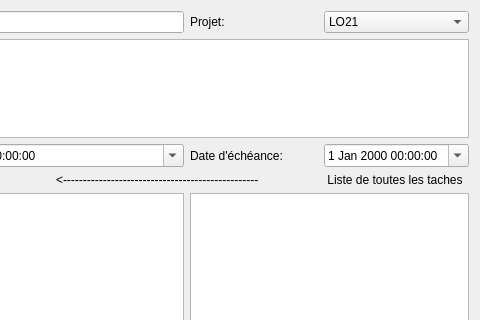
The window that Project_Calendar/GUI/ajoutertachecomposite.ui (Stardust1002/Project_Calendar) describes before a commit, drawn with Qt 5; both pictures show x 223 to 703 and y 0 to 320 of the 703 by 550 pixel window.
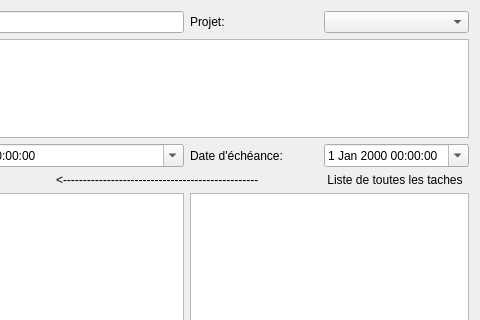
The same window after the commit.

What changed in the file:
```diff
--- a/Project_Calendar/GUI/ajoutertachecomposite.ui
+++ b/Project_Calendar/GUI/ajoutertachecomposite.ui
@@ -86,13 +86,7 @@
     </widget>
    </item>
    <item row="0" column="4">
-    <widget class="QComboBox" name="projet">
-     <item>
-      <property name="text">
-       <string>LO21</string>
-      </property>
-     </item>
-    </widget>
+    <widget class="QComboBox" name="projet"/>
    </item>
    <item row="0" column="1" colspan="2">
     <widget class="QLineEdit" name="identificateur"/>
```
